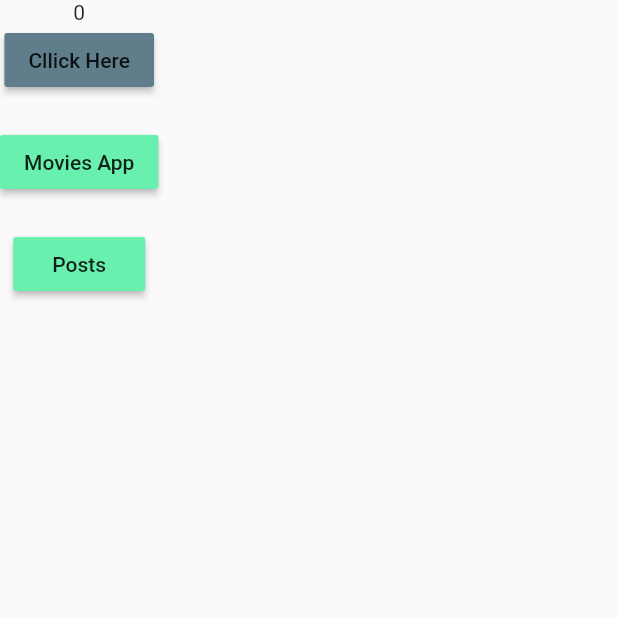
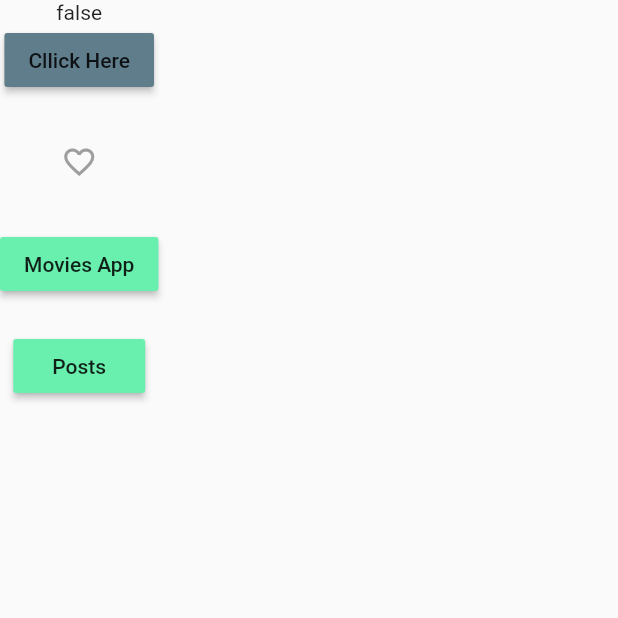
Before and after one commit to roshan1960701/cubit_test, a Flutter app: the screen it shows after launch, on a phone screen of 412 x 824 dp, the top half of it. Run offline on Flutter 3.47's test engine with Material 2 defaults, Android fonts, the phone set to English and light mode, and no system bars; our stand-ins replace bloc, dio, equatable, flutter_bloc.

Commit message:
favourite funcationality addded

```diff
--- a/lib/CounterCubit/counter_cubit.dart
+++ b/lib/CounterCubit/counter_cubit.dart
@@ -1,13 +1,17 @@
 import 'package:flutter_bloc/flutter_bloc.dart';
 
 class CounterCubit extends Cubit{
- CounterCubit():super(0);
+ CounterCubit():super(false);
 
  String Name = "Roshan";
  static final newName = "Roshan Wadekar";
-
+ bool like = false;
  List names = ["Roshan","Ishank","Shrashti","Rohit","Pascal","Dominic"];
  int no = 0;
+
+ initialState(){
+  like = false;
+ }
 
  void showText(){
   emit(names[no]);
@@ -29,4 +33,9 @@ class CounterCubit extends Cubit{
   //emit(state + 1);
  }
 
+ void getLikes() {
+ like = like ? false : true;
+ emit(like);
+ }
+
 }
--- a/lib/CounterCubit/home_page.dart
+++ b/lib/CounterCubit/home_page.dart
@@ -23,6 +23,17 @@ class HomePage extends StatelessWidget {
               context.read<CounterCubit>().showText();
             },
           ),
+          SizedBox(
+            height: 20.0,),
+
+          BlocBuilder<CounterCubit,dynamic>(builder:(context,state){
+            return IconButton(
+              icon: Icon(state ?Icons.favorite : Icons.favorite_border,color: state ? Colors.red : Colors.grey,),
+              onPressed:(){
+                context.read<CounterCubit>().getLikes();
+              },
+            );
+          }),
           SizedBox(
             height: 20.0,),
 
```
